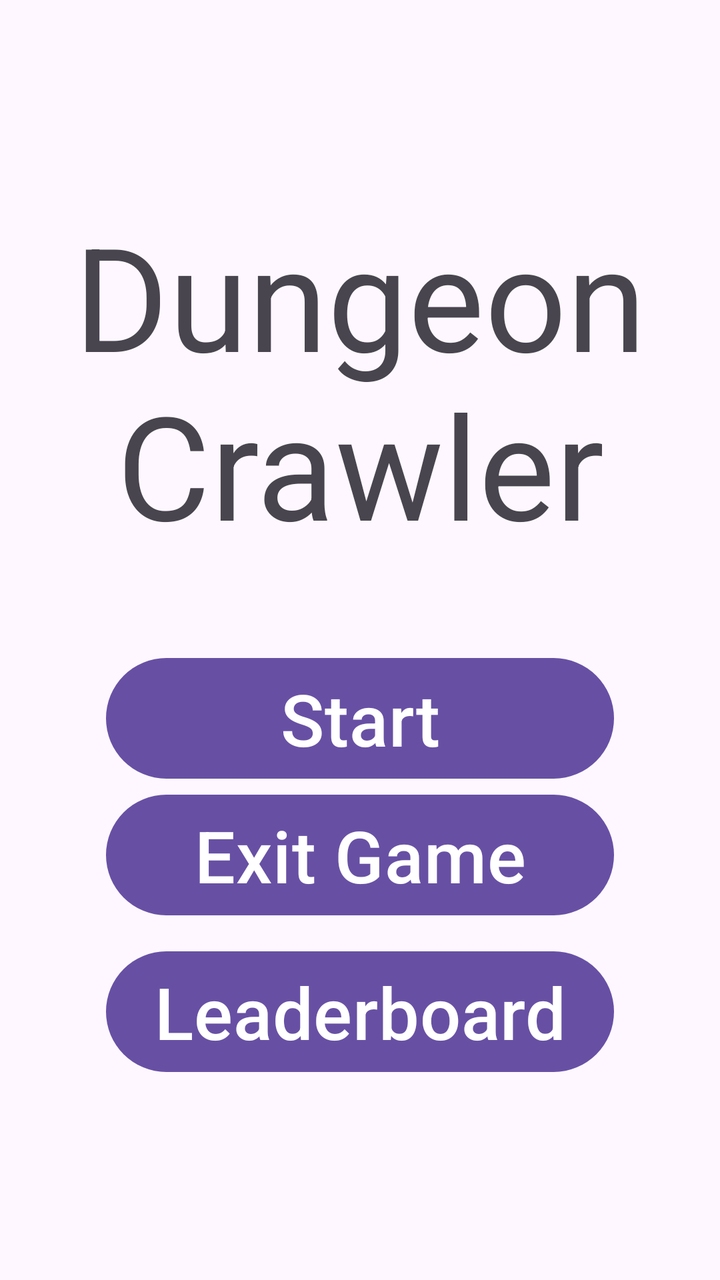
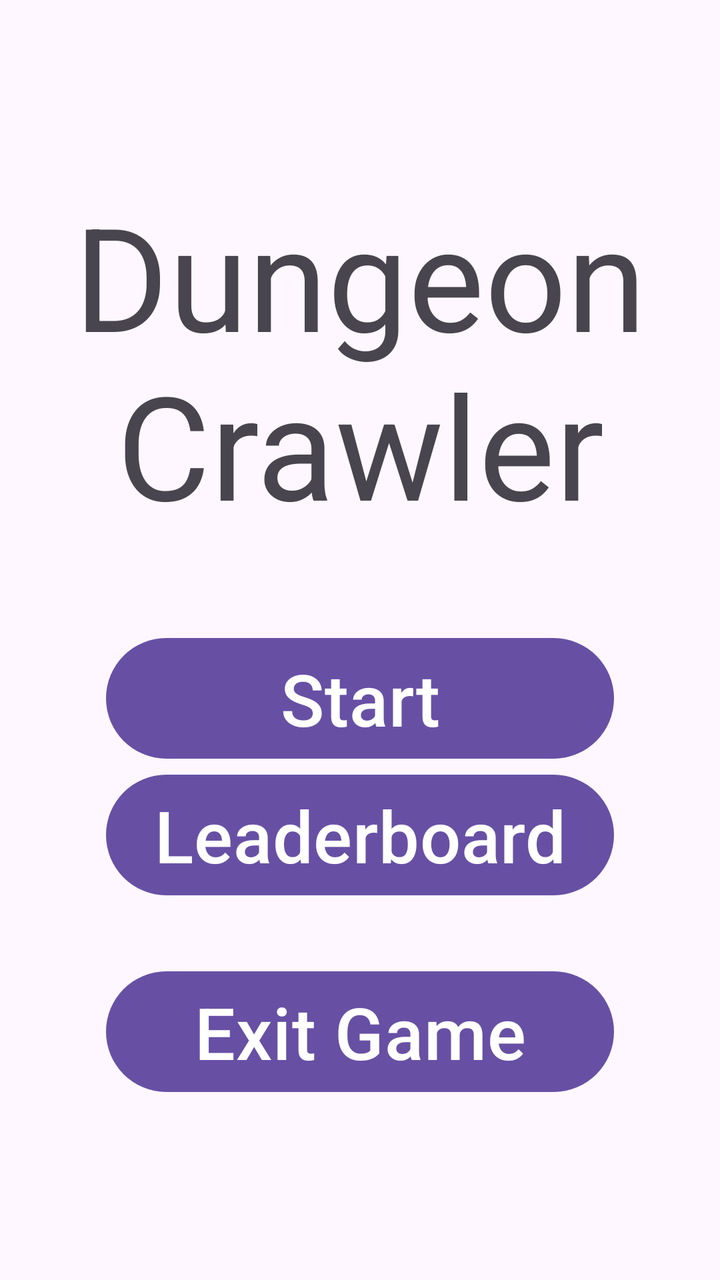

Screens rendered from an Android XML layout before and after an edit, with the pre-edit source and the edit as a unified diff.
<!-- AndroidManifest.xml: activity theme Theme.CS2340C_Team28 -->
<!-- res/layout/activity_main.xml -->
<?xml version="1.0" encoding="utf-8"?>
<androidx.constraintlayout.widget.ConstraintLayout xmlns:android="http://schemas.android.com/apk/res/android"
    xmlns:app="http://schemas.android.com/apk/res-auto"
    xmlns:tools="http://schemas.android.com/tools"
    android:id="@+id/coordinatorLayout"
    android:layout_width="match_parent"
    android:layout_height="match_parent"
    android:fitsSystemWindows="true"
    tools:context=".activities.MainActivity">

    <LinearLayout
        android:layout_width="match_parent"
        android:layout_height="match_parent"
        android:gravity="center"
        android:orientation="vertical">

        <Space
            android:layout_width="match_parent"
            android:layout_height="wrap_content"
            android:layout_weight="1" />

        <TextView
            android:id="@+id/title"
            android:layout_width="match_parent"
            android:layout_height="wrap_content"
            android:gravity="center"
            android:text="Dungeon Crawler"
            android:textSize="72sp"
            tools:ignore="MissingConstraints" />

        <Space
            android:layout_width="match_parent"
            android:layout_height="45dp" />

        <LinearLayout
            android:layout_width="wrap_content"
            android:layout_height="wrap_content"
            android:gravity="center"
            android:orientation="vertical">

            <Button
                android:id="@+id/configButton"
                android:layout_width="match_parent"
                android:layout_height="wrap_content"
                android:text="Start"
                android:textSize="36sp" />


            <Button
                android:id="@+id/exitButton"
                android:layout_width="match_parent"
                android:layout_height="wrap_content"
                android:text="Exit Game"
                android:textSize="36sp" />
            <Space
                android:layout_width="match_parent"
                android:layout_height="10dp" />

            <Button
                android:id="@+id/leaderboard"
                android:layout_width="match_parent"
                android:layout_height="wrap_content"
                android:text="Leaderboard"
                android:textSize="36sp" />
        </LinearLayout>

        <Space
            android:layout_width="match_parent"
            android:layout_height="wrap_content"
            android:layout_weight="1" />

    </LinearLayout>


</androidx.constraintlayout.widget.ConstraintLayout>
<!-- resources referenced by this layout -->
<resources>
  <style name="Theme.CS2340C_Team28" parent="Theme.MaterialComponents.DayNight.DarkActionBar">
          
          <item name="colorPrimary">@color/purple_500</item>
          <item name="colorPrimaryVariant">@color/purple_700</item>
          <item name="colorOnPrimary">@color/white</item>
          
          <item name="colorSecondary">@color/teal_200</item>
          <item name="colorSecondaryVariant">@color/teal_700</item>
          <item name="colorOnSecondary">@color/black</item>
          
          <item name="android:statusBarColor">?attr/colorPrimaryVariant</item>
          
      </style>
  <color name="purple_500">#FF6200EE</color>
  <color name="purple_700">#FF3700B3</color>
  <color name="white">#FFFFFFFF</color>
  <color name="teal_200">#FF03DAC5</color>
  <color name="teal_700">#FF018786</color>
  <color name="black">#FF000000</color>
</resources>

<!-- the commit's change to res/layout/activity_main.xml (unified diff, before → after) -->
@@ -47,21 +47,23 @@
 
 
             <Button
+                android:id="@+id/leaderboard"
+                android:layout_width="match_parent"
+                android:layout_height="wrap_content"
+                android:text="Leaderboard"
+                android:textSize="36sp" />
+
+            <Space
+                android:layout_width="match_parent"
+                android:layout_height="30dp" />
+
+            <Button
                 android:id="@+id/exitButton"
                 android:layout_width="match_parent"
                 android:layout_height="wrap_content"
                 android:text="Exit Game"
                 android:textSize="36sp" />
-            <Space
-                android:layout_width="match_parent"
-                android:layout_height="10dp" />
 
-            <Button
-                android:id="@+id/leaderboard"
-                android:layout_width="match_parent"
-                android:layout_height="wrap_content"
-                android:text="Leaderboard"
-                android:textSize="36sp" />
         </LinearLayout>
 
         <Space
